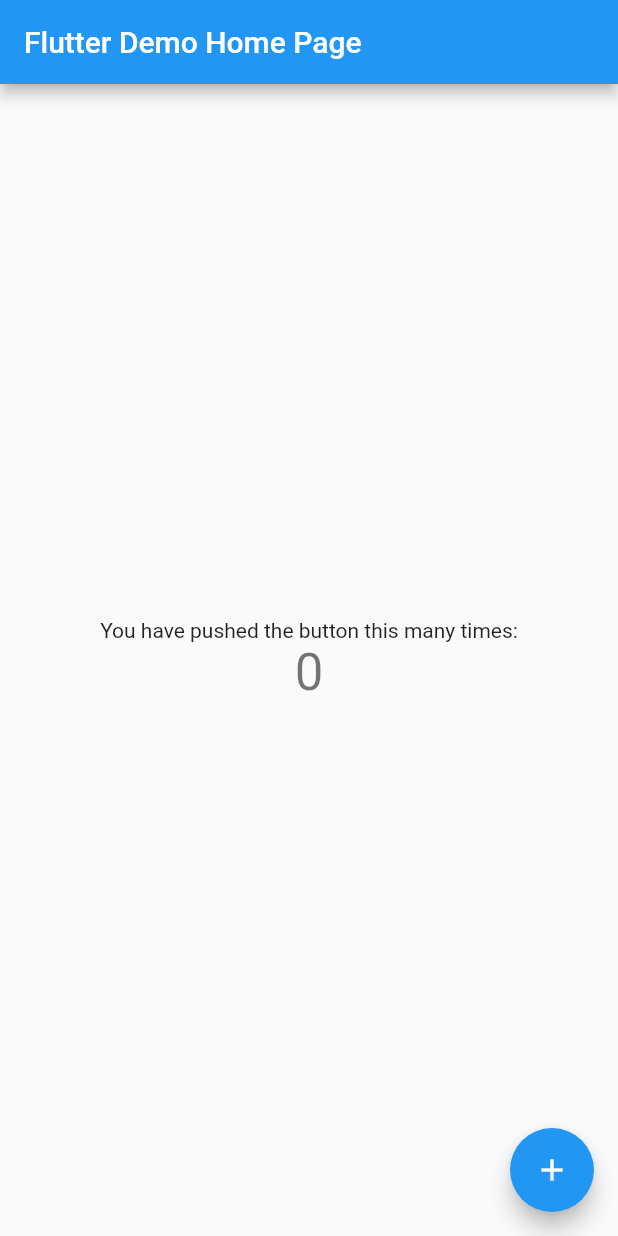
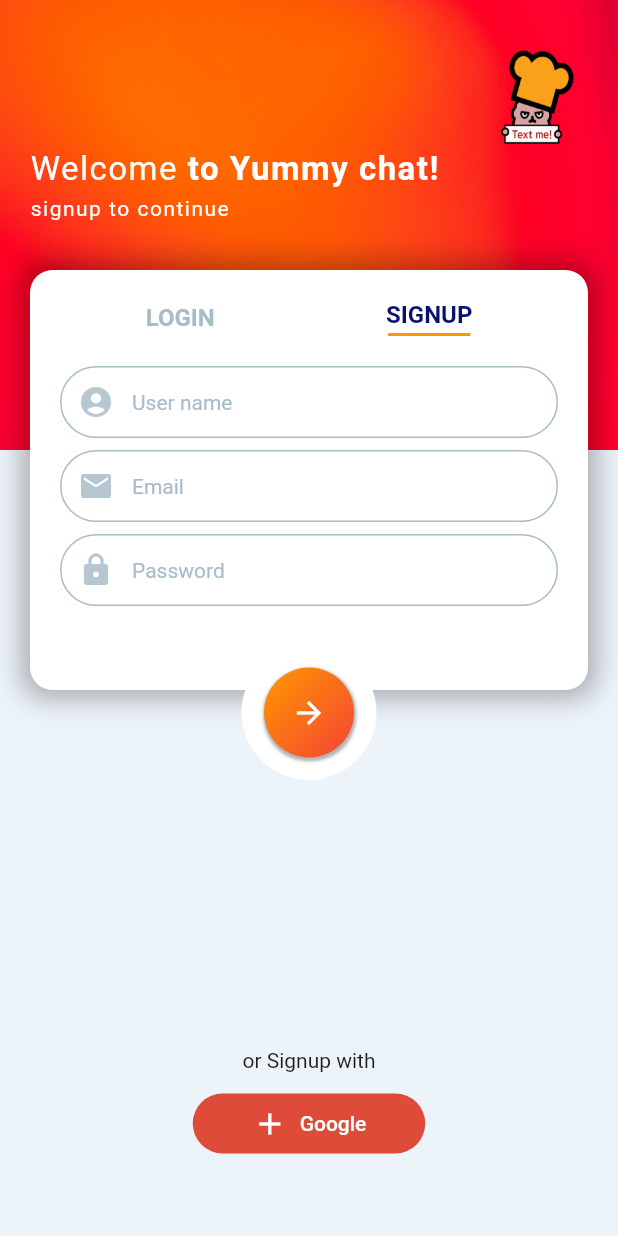
Before and after one commit to bozlo/flutter_chatting, a Flutter app: the screen it shows after launch, on a phone screen of 412 x 824 dp. Run offline on Flutter 3.47's test engine with Material 2 defaults, Android fonts, the phone set to English and light mode, and no system bars.

Commit message:
finish login UI

```diff
--- /dev/null
+++ b/lib/config/palette.dart
@@ -0,0 +1,11 @@
+import 'package:flutter/painting.dart';
+
+class Palette {
+  static const Color iconColor = Color(0xFFB6C7D1);
+  static const Color activeColor = Color(0xFF09126C);
+  static const Color textColor1 = Color(0XFFA7BCC7);
+  static const Color textColor2 = Color(0XFF9BB3C0);
+  static const Color facebookColor = Color(0xFF3B5999);
+  static const Color googleColor = Color(0xFFDE4B39);
+  static const Color backgroundColor = Color(0xFFECF3F9);
+}
--- a/lib/main.dart
+++ b/lib/main.dart
@@ -1,4 +1,5 @@
 import 'package:flutter/material.dart';
+import 'screens/main_screen.dart';
 
 void main() {
   runApp(const MyApp());
@@ -11,105 +12,12 @@ class MyApp extends StatelessWidget {
   @override
   Widget build(BuildContext context) {
     return MaterialApp(
-      title: 'Flutter Demo',
+      debugShowCheckedModeBanner: false,
+      title: 'Chatting app',
       theme: ThemeData(
-        // This is the theme of your application.
-        //
-        // Try running your application with "flutter run". You'll see the
-        // application has a blue toolbar. Then, without quitting the app, try
-        // changing the primarySwatch below to Colors.green and then invoke
-        // "hot reload" (press "r" in the console where you ran "flutter run",
-        // or simply save your changes to "hot reload" in a Flutter IDE).
-        // Notice that the counter didn't reset back to zero; the application
-        // is not restarted.
         primarySwatch: Colors.blue,
       ),
-      home: const MyHomePage(title: 'Flutter Demo Home Page'),
+      home: LoginSignupScreen(),
     );
   }
 }
-
-class MyHomePage extends StatefulWidget {
-  const MyHomePage({Key? key, required this.title}) : super(key: key);
-
-  // This widget is the home page of your application. It is stateful, meaning
-  // that it has a State object (defined below) that contains fields that affect
-  // how it looks.
-
-  // This class is the configuration for the state. It holds the values (in this
-  // case the title) provided by the parent (in this case the App widget) and
-  // used by the build method of the State. Fields in a Widget subclass are
-  // always marked "final".
-
-  final String title;
-
-  @override
-  State<MyHomePage> createState() => _MyHomePageState();
-}
-
-class _MyHomePageState extends State<MyHomePage> {
-  int _counter = 0;
-
-  void _incrementCounter() {
-    setState(() {
-      // This call to setState tells the Flutter framework that something has
-      // changed in this State, which causes it to rerun the build method below
-      // so that the display can reflect the updated values. If we changed
-      // _counter without calling setState(), then the build method would not be
-      // called again, and so nothing would appear to happen.
-      _counter++;
-    });
-  }
-
-  @override
-  Widget build(BuildContext context) {
-    // This method is rerun every time setState is called, for instance as done
-    // by the _incrementCounter method above.
-    //
-    // The Flutter framework has been optimized to make rerunning build methods
-    // fast, so that you can just rebuild anything that needs updating rather
-    // than having to individually change instances of widgets.
-    return Scaffold(
-      appBar: AppBar(
-        // Here we take the value from the MyHomePage object that was created by
-        // the App.build method, and use it to set our appbar title.
-        title: Text(widget.title),
-      ),
-      body: Center(
-        // Center is a layout widget. It takes a single child and positions it
-        // in the middle of the parent.
-        child: Column(
-          // Column is also a layout widget. It takes a list of children and
-          // arranges them vertically. By default, it sizes itself to fit its
-          // children horizontally, and tries to be as tall as its parent.
-          //
-          // Invoke "debug painting" (press "p" in the console, choose the
-          // "Toggle Debug Paint" action from the Flutter Inspector in Android
-          // Studio, or the "Toggle Debug Paint" command in Visual Studio Code)
-          // to see the wireframe for each widget.
-          //
-          // Column has various properties to control how it sizes itself and
-          // how it positions its children. Here we use mainAxisAlignment to
-          // center the children vertically; the main axis here is the vertical
-          // axis because Columns are vertical (the cross axis would be
-          // horizontal).
-          mainAxisAlignment: MainAxisAlignment.center,
-          children: <Widget>[
-            const Text(
-              'You have pushed the button this many times:',
-            ),
-            Text(
-              '$_counter',
-              style: Theme.of(context).textTheme.headline4,
-            ),
-          ],
-        ),
-      ),
-      floatingActionButton: FloatingActionButton(
-        onPressed: _incrementCounter,
-        tooltip: 'Increment',
-        child: const Icon(Icons.add),
-      ), // This trailing comma makes auto-formatting nicer for build methods.
-    );
-  }
-}
--- /dev/null
+++ b/lib/screens/main_screen.dart
@@ -0,0 +1,452 @@
+import 'package:flutter/material.dart';
+import 'package:flutter_chatting/config/palette.dart';
+
+class LoginSignupScreen extends StatefulWidget {
+  const LoginSignupScreen({Key? key}) : super(key: key);
+
+  @override
+  State<LoginSignupScreen> createState() => _LoginSignupScreenState();
+}
+
+class _LoginSignupScreenState extends State<LoginSignupScreen> {
+  bool isSignupScreen = true;
+  final _formKey = GlobalKey<FormState>();
+  String userName = '';
+  String userEmail = '';
+  String userPassword = '';
+
+  void _tryValidation() {
+    final isValid = _formKey.currentState!.validate();
+    if (isValid) {
+      _formKey.currentState!.save();
+    }
+  }
+  @override
+  Widget build(BuildContext context) {
+    return Scaffold(
+      backgroundColor: Palette.backgroundColor,
+      body: GestureDetector(
+        onTap: () {
+          FocusScope.of(context).unfocus();
+        },
+        child: Stack(
+          children: [
+            // 배경
+            Positioned(
+              top: 0,
+              right: 0,
+              left: 0,
+              child: Container(
+                height: 300,
+                decoration: BoxDecoration(
+                  image: DecorationImage(
+                    image: AssetImage('image/red.jpg'),
+                    fit: BoxFit.fill,
+                  ),
+                ),
+                child: Container(
+                  padding: EdgeInsets.only(top: 100, left: 20),
+                  child: Column(
+                    crossAxisAlignment: CrossAxisAlignment.start,
+                    children: [
+                      RichText(
+                          text: TextSpan(
+                            text: 'Welcome',
+                            style: TextStyle(
+                              letterSpacing: 1.0,
+                              fontSize: 22,
+                              color: Colors.white,
+                            ),
+                            children: [
+                              TextSpan(
+                              text: isSignupScreen? ' to Yummy chat!': ' back',
+                              style: TextStyle(
+                                letterSpacing: 1.0,
+                                fontSize: 22,
+                                color: Colors.white,
+                                fontWeight: FontWeight.bold,
+                              ),
+                              ),
+                            ]
+                          ),
+                      ),
+                      SizedBox(height: 5,),
+                      Text(
+                        isSignupScreen? 'signup to continue': 'signin to continue',
+                        style: TextStyle(
+                          letterSpacing: 1.0,
+                          color: Colors.white,
+                        ),
+                      ),
+                    ],
+                  ),
+                ),
+              ),
+            ),
+            // 텍스트 폼 필드
+            AnimatedPositioned(
+              duration: Duration(milliseconds: 500),
+              curve: Curves.easeIn,
+              top: 180,
+              child: AnimatedContainer(
+                duration: Duration(milliseconds: 500),
+                curve: Curves.easeIn,
+                padding: EdgeInsets.all(20.0),
+                height: isSignupScreen? 280.0:250.0,
+                width: MediaQuery.of(context).size.width-40,
+                margin: EdgeInsets.symmetric(horizontal: 20.0),
+                decoration: BoxDecoration(
+                  color: Colors.white,
+                  borderRadius: BorderRadius.circular(15.0),
+                  boxShadow: [
+                    BoxShadow(
+                      color: Colors.black.withOpacity(0.3),
+                      blurRadius: 15,
+                      spreadRadius: 5,
+                    ),
+                  ],
+                ),
+                child: SingleChildScrollView(
+                  padding: EdgeInsets.only(bottom: 20),
+                  child: Column(
+                    children: [
+                      Row(
+                        mainAxisAlignment: MainAxisAlignment.spaceAround,
+                        children: [
+                          GestureDetector(
+                            onTap: () {
+                              setState(() {
+                                isSignupScreen = false;
+                              });
+                            },
+                            child: Column(
+                              children: [
+                                Text(
+                                  'LOGIN',
+                                  style: TextStyle(
+                                    fontSize: 16,
+                                    fontWeight: FontWeight.bold,
+                                    color: !isSignupScreen? Palette.activeColor : Palette.textColor1,
+                                  ),
+                                ),
+                                if (!isSignupScreen)
+                                Container(
+                                  margin: EdgeInsets.only(top: 3),
+                                  height: 2,
+                                  width: 55,
+                                  color: Colors.orange,
+                                ),
+                             ],
+                            ),
+                          ),
+                          GestureDetector(
+                            onTap: () {
+                              setState(() {
+                                isSignupScreen = true;
+                              });
+                            },
+                            child: Column(
+                              children: [
+                                Text(
+                                  'SIGNUP',
+                                  style: TextStyle(
+                                    fontSize: 16,
+                                    fontWeight: FontWeight.bold,
+                                    color: isSignupScreen? Palette.activeColor: Palette.textColor1,
+                                  ),
+                                ),
+                                if (isSignupScreen)
+                                Container(
+                                  margin: EdgeInsets.only(top: 3),
+                                  height: 2,
+                                  width: 55,
+                                  color: Colors.orange,
+                                ),
+                              ],
+                            ),
+                          ),
+                          ],
+                        ),
+                      if (isSignupScreen)
+                      Container(
+                        margin: EdgeInsets.only(top: 20),
+                        child: Form(
+                          key: _formKey,
+                          child: Column(
+                            children: [
+                              TextFormField(
+                                key: ValueKey(1),
+                                validator: (value) {
+                                  if (value!.isEmpty || value.length < 4)
+                                    return 'Please enter at least 4 characters';
+                                  return null;
+                                },
+                                onSaved: (value) {
+                                  userName = value!;
+                                },
+                                onChanged: (value) {
+                                  userName = value;
+                                },
+                                decoration: InputDecoration(
+                                  prefixIcon: Icon(Icons.account_circle,
+                                    color: Palette.iconColor,
+                                  ),
+                                  enabledBorder: OutlineInputBorder(
+                                    borderSide: BorderSide(color: Palette.textColor1),
+                                    borderRadius: BorderRadius.all(Radius.circular(35.0),),
+                                  ),
+                                  focusedBorder: OutlineInputBorder(
+                                    borderSide: BorderSide(color: Palette.textColor1),
+                                    borderRadius: BorderRadius.all(Radius.circular(35.0),),
+                                  ),
+                                  hintText: 'User name',
+                                  hintStyle: TextStyle(
+                                    fontSize: 14,
+                                    color: Palette.textColor1,
+                                  ),
+                                  contentPadding: EdgeInsets.all(10),
+                                ),
+                              ),
+                              SizedBox(height: 8,),
+                              TextFormField(
+                                keyboardType: TextInputType.emailAddress,
+                                key: ValueKey(2),
+                                validator: (value) {
+                                  if (value!.isEmpty || !value.contains('@'))
+                                    return 'Please enter valid email';
+                                  return null;
+                                },
+                                onSaved: (value) {
+                                  userEmail = value!;
+                                },
+                                onChanged: (value) {
+                                  userEmail = value;
+                                },
+                                decoration: InputDecoration(
+                                  prefixIcon: Icon(Icons.email,
+                                    color: Palette.iconColor,
+                                  ),
+                                  enabledBorder: OutlineInputBorder(
+                                    borderSide: BorderSide(color: Palette.textColor1),
+                                    borderRadius: BorderRadius.all(Radius.circular(35.0),),
+                                  ),
+                                  focusedBorder: OutlineInputBorder(
+                                    borderSide: BorderSide(color: Palette.textColor1),
+                                    borderRadius: BorderRadius.all(Radius.circular(35.0),),
+                                  ),
+                                  hintText: 'Email',
+                                  hintStyle: TextStyle(
+                                    fontSize: 14,
+                                    color: Palette.textColor1,
+                                  ),
+                                  contentPadding: EdgeInsets.all(10),
+                                ),
+                              ),
+                              SizedBox(height: 8,),
+                              TextFormField(
+                                key: ValueKey(3),
+                                validator: (value) {
+                                  if (value!.isEmpty || value.length < 6 )
+                                    return 'Password must be at least 7 characters long.';
+                                  return null;
+                                },
+                                onSaved: (value) {
+                                  userPassword = value!;
+                                },
+                                onChanged: (value) {
+                                  userPassword = value;
+                                },
+                                obscureText: true,
+                                decoration: InputDecoration(
+                                  prefixIcon: Icon(Icons.lock,
+                                    color: Palette.iconColor,
+                                  ),
+                                  enabledBorder: OutlineInputBorder(
+                                    borderSide: BorderSide(color: Palette.textColor1),
+                                    borderRadius: BorderRadius.all(Radius.circular(35.0),),
+                                  ),
+                                  focusedBorder: OutlineInputBorder(
+                                    borderSide: BorderSide(color: Palette.textColor1),
+                                    borderRadius: BorderRadius.all(Radius.circular(35.0),),
+                                  ),
+                                  hintText: 'Password',
+                                  hintStyle: TextStyle(
+                                    fontSize: 14,
+                                    color: Palette.textColor1,
+                                  ),
+                                  contentPadding: EdgeInsets.all(10),
+                                ),
+                              ),
+                            ],
+                          ),
+                        ),
+                      ),
+                      if (!isSignupScreen)
+                      Container(
+                        margin: EdgeInsets.only(top: 20),
+                        child: Form(
+                          key: _formKey,
+                          child: Column(
+                            children: [
+                              TextFormField(
+                                key: ValueKey(4),
+                                validator: (value) {
+                                  if (value!.isEmpty || value.length < 4)
+                                    return 'Please enter at least 4 characters';
+                                  return null;
+                                },
+                                onSaved: (value) {
+                                  userName = value!;
+                                },
+                                onChanged: (value) {
+                                  userName = value;
+                                },
+                                decoration: InputDecoration(
+                                  prefixIcon: Icon(Icons.account_circle,
+                                    color: Palette.iconColor,
+                                  ),
+                                  enabledBorder: OutlineInputBorder(
+                                    borderSide: BorderSide(color: Palette.textColor1),
+                                    borderRadius: BorderRadius.all(Radius.circular(35.0),),
+                                  ),
+                                  focusedBorder: OutlineInputBorder(
+                                    borderSide: BorderSide(color: Palette.textColor1),
+                                    borderRadius: BorderRadius.all(Radius.circular(35.0),),
+                                  ),
+                                  hintText: 'User name',
+                                  hintStyle: TextStyle(
+                                    fontSize: 14,
+                                    color: Palette.textColor1,
+                                  ),
+                                  contentPadding: EdgeInsets.all(10),
+                                ),
+                              ),
+                              SizedBox(height: 8,),
+                              TextFormField(
+                                key: ValueKey(5),
+                                validator: (value) {
+                                  if (value!.isEmpty || !value.contains('@'))
+                                    return 'Please enter valid email';
+                                  return null;
+                                },
+                                onSaved: (value) {
+                                  userEmail = value!;
+                                },
+                                onChanged: (value) {
+                                  userEmail = value;
+                                },
+                                obscureText: true,
+                                decoration: InputDecoration(
+                                  prefixIcon: Icon(Icons.lock,
+                                    color: Palette.iconColor,
+                                  ),
+                                  enabledBorder: OutlineInputBorder(
+                                    borderSide: BorderSide(color: Palette.textColor1),
+                                    borderRadius: BorderRadius.all(Radius.circular(35.0),),
+                                  ),
+                                  focusedBorder: OutlineInputBorder(
+                                    borderSide: BorderSide(color: Palette.textColor1),
+                                    borderRadius: BorderRadius.all(Radius.circular(35.0),),
+                                  ),
+                                  hintText: 'Password',
+                                  hintStyle: TextStyle(
+                                    fontSize: 14,
+                                    color: Palette.textColor1,
+                                  ),
+                                  contentPadding: EdgeInsets.all(10),
+                                ),
+                              ),
+                            ],
+                          ),
+                        ),
+                      ),
+                    ],
+                  ),
+                ),
+              ),
+            ),
+            // 전송 버튼
+            AnimatedPositioned(
+              duration: Duration(milliseconds: 500),
+              curve: Curves.easeIn,
+              top: isSignupScreen? 430:390,
+              right: 0,
+              left: 0,
+              child: Center(
+                child: AnimatedContainer(
+                  duration: Duration(milliseconds: 500),
+                  curve: Curves.easeIn,
+                  padding: EdgeInsets.all(15),
+                  height: 90,
+                  width: 90,
+                  decoration: BoxDecoration(
+                    color: Colors.white,
+                    borderRadius: BorderRadius.circular(50)
+                  ),
+                  child: GestureDetector(
+                    onTap: () {
+                      _tryValidation();
+                      print(userName);
+                      print(userPassword);
+                      print(userEmail);
+                    },
+                    child: Container(
+                      decoration: BoxDecoration(
+                        gradient: LinearGradient(
+                          colors: [
+                            Colors.orange,
+                            Colors.red,
+                          ],
+                          begin: Alignment.topLeft,
+                          end: Alignment.bottomRight,
+                        ),
+                        borderRadius: BorderRadius.circular(30),
+                        boxShadow: [
+                          BoxShadow(
+                            color: Colors.black.withOpacity(0.3),
+                            spreadRadius: 1,
+                            blurRadius: 1,
+                            offset: Offset(0.5,1.5),
+                          ),
+                        ],
+                      ),
+                      child: Icon(
+                        Icons.arrow_forward,
+                        color: Colors.white,
+                      ),
+                    ),
+                  ),
+                ),
+              ),
+            ),
+            // other sign up/ login
+            AnimatedPositioned(
+              duration: Duration(milliseconds: 500),
+              curve: Curves.easeIn,
+              top: MediaQuery.of(context).size.height- (isSignupScreen? 125: 165),
+              right: 0,
+              left: 0,
+              child: Column(
+                children: [
+                  Text(isSignupScreen? 'or Signup with': 'or Signin with'),
+                  SizedBox(height: 10,),
+                  TextButton.icon(onPressed: () {},
+                      style: TextButton.styleFrom(
+                        primary: Colors.white,
+                        minimumSize: Size(155,40),
+                        shape: RoundedRectangleBorder(
+                          borderRadius: BorderRadius.circular(20),
+                        ),
+                        backgroundColor: Palette.googleColor,
+                      ),
+                      icon: Icon(Icons.add),
+                      label: Text('Google')),
+                ],
+              ),
+            ),
+          ],
+        ),
+      ),
+    );
+  }
+}
--- a/pubspec.yaml
+++ b/pubspec.yaml
@@ -58,9 +58,8 @@ flutter:
   uses-material-design: true
 
   # To add assets to your application, add an assets section, like this:
-  # assets:
-  #   - images/a_dot_burr.jpeg
-  #   - images/a_dot_ham.jpeg
+  assets:
+    - image/red.jpg
 
   # An image asset can refer to one or more resolution-specific "variants", see
   # https://flutter.dev/assets-and-images/#resolution-aware.
```
Also changed, not shown: image/red.jpg (added).
